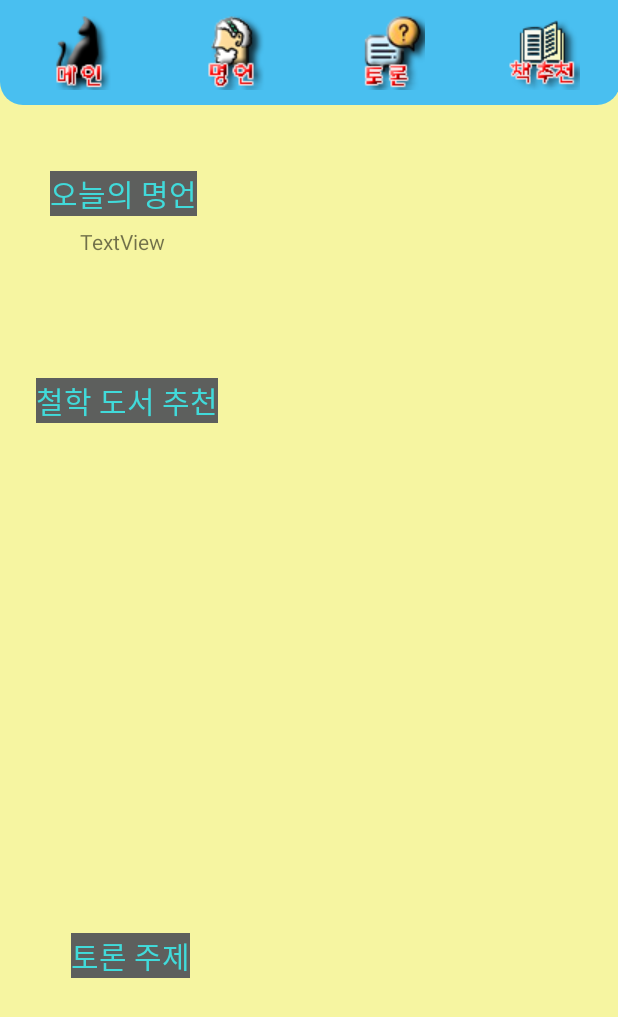
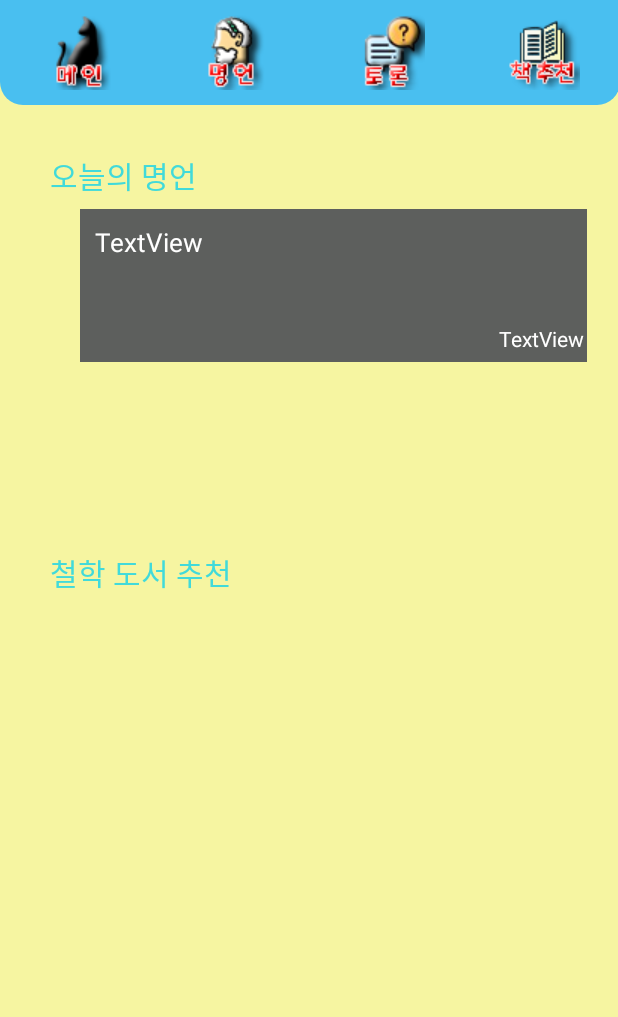
Before and after one commit to dsjk3172/Black-Cat, an Android app: the layout activity_main.xml on its own in the app's theme, with its tools: preview values and no code run, on a phone screen of 412 x 824 dp. Shown: the top 1017 px of the screen. Run offline under Robolectric (Android 15) with nearby library versions, the phone set to English and light mode, and no system bars; Roboto replaces fonts that are not available here.

Commit message:
명언목록

```diff
--- a/app/build.gradle
+++ b/app/build.gradle
@@ -26,4 +26,5 @@ dependencies {
     testImplementation 'junit:junit:4.12'
     androidTestImplementation 'com.android.support.test:runner:1.0.2'
     androidTestImplementation 'com.android.support.test.espresso:espresso-core:3.0.2'
+    implementation 'com.android.support:recyclerview-v7:28.0.0'
 }
--- a/app/src/main/res/layout/activity_main.xml
+++ b/app/src/main/res/layout/activity_main.xml
@@ -97,8 +97,7 @@
                 android:layout_alignParentStart="true"
                 android:layout_alignParentTop="true"
                 android:layout_marginStart="33dp"
-                android:layout_marginTop="44dp"
-                android:background="#5D5F5D"
+                android:layout_marginTop="32dp"
                 android:text="오늘의 명언"
                 android:textColor="#41DADA"
                 android:textSize="20dp"
@@ -106,31 +105,15 @@
                 tools:layout_editor_absoluteY="121dp" />
 
             <TextView
-                android:id="@+id/Txt_Main_cm"
-                android:layout_width="wrap_content"
-                android:layout_height="wrap_content"
-                android:layout_alignParentStart="true"
-                android:layout_alignParentLeft="true"
-                android:layout_alignParentBottom="true"
-                android:layout_marginStart="47dp"
-                android:layout_marginLeft="47dp"
-                android:layout_marginBottom="123dp"
-                android:background="#5D5F5D"
-                android:text="토론 주제"
-                android:textColor="#41DADA"
-                android:textSize="20dp"
-                tools:layout_editor_absoluteX="34dp"
-                tools:layout_editor_absoluteY="324dp" />
-
-            <TextView
                 android:id="@+id/Txt_Main_br"
                 android:layout_width="wrap_content"
                 android:layout_height="wrap_content"
-                android:layout_below="@+id/Txt_Main_bw"
-                android:layout_marginStart="-107dp"
-                android:layout_marginTop="108dp"
-                android:layout_toEndOf="@+id/Txt_Main_bw"
-                android:background="#5D5F5D"
+                android:layout_below="@+id/tvSaying"
+                android:layout_alignParentStart="true"
+                android:layout_alignParentLeft="true"
+                android:layout_marginStart="33dp"
+                android:layout_marginLeft="33dp"
+                android:layout_marginTop="125dp"
                 android:text="철학 도서 추천"
                 android:textColor="#41DADA"
                 android:textSize="20dp"
@@ -139,14 +122,31 @@
 
             <TextView
                 android:id="@+id/tvSaying"
-                android:layout_width="336dp"
-                android:layout_height="80dp"
+                android:layout_width="338dp"
+                android:layout_height="102dp"
                 android:layout_below="@+id/Txt_Main_bw"
                 android:layout_alignParentStart="true"
                 android:layout_alignParentLeft="true"
                 android:layout_marginStart="53dp"
                 android:layout_marginLeft="53dp"
                 android:layout_marginTop="7dp"
+                android:background="#5D5F5D"
+                android:padding="10dp"
+                android:text="TextView"
+                android:textColor="#FFFFFF"
+                android:textSize="17dp" />
+
+            <TextView
+                android:id="@+id/tvname"
+                android:layout_width="wrap_content"
+                android:layout_height="wrap_content"
+                android:layout_alignEnd="@+id/tvSaying"
+                android:layout_alignRight="@+id/tvSaying"
+                android:layout_alignBottom="@+id/tvSaying"
+                android:layout_marginEnd="2dp"
+                android:layout_marginRight="2dp"
+                android:layout_marginBottom="6dp"
+                android:textColor="#FFFFFF"
                 android:text="TextView" />
 
         </RelativeLayout>
```
Also changed, not shown: app/src/main/java/com/example/software_project/BestWord.java (+6 -5 lines), app/src/main/java/com/example/software_project/MainActivity.java (+49 -12 lines), app/src/main/res/layout/book_recommend.xml (+11 -16 lines).
